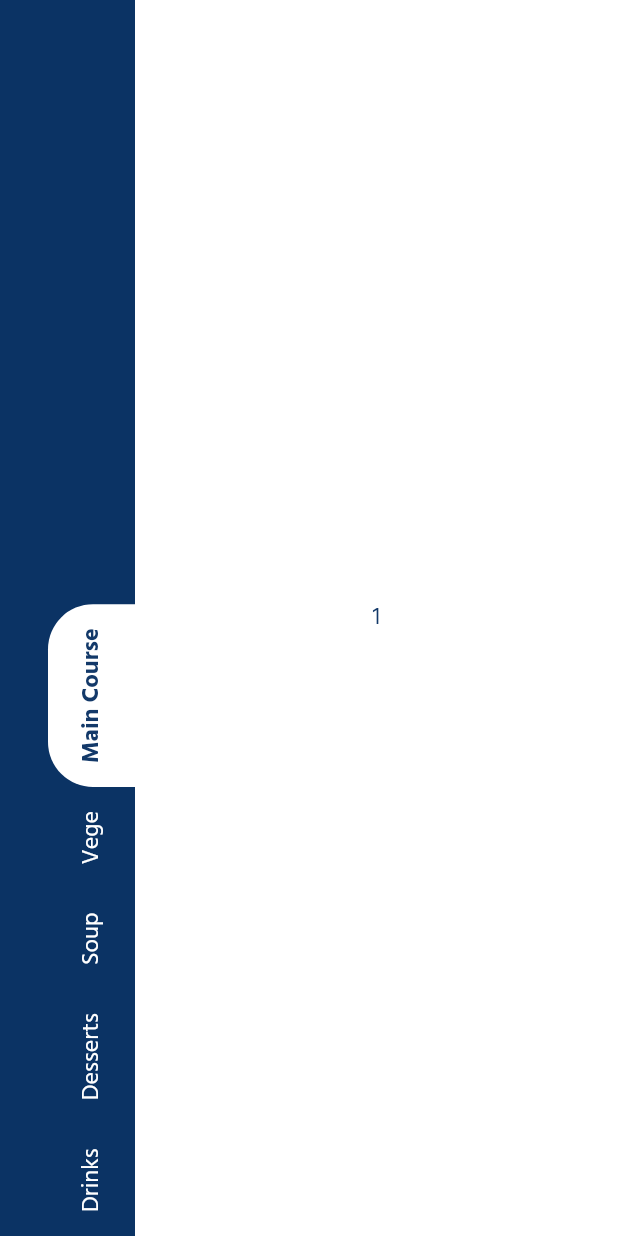
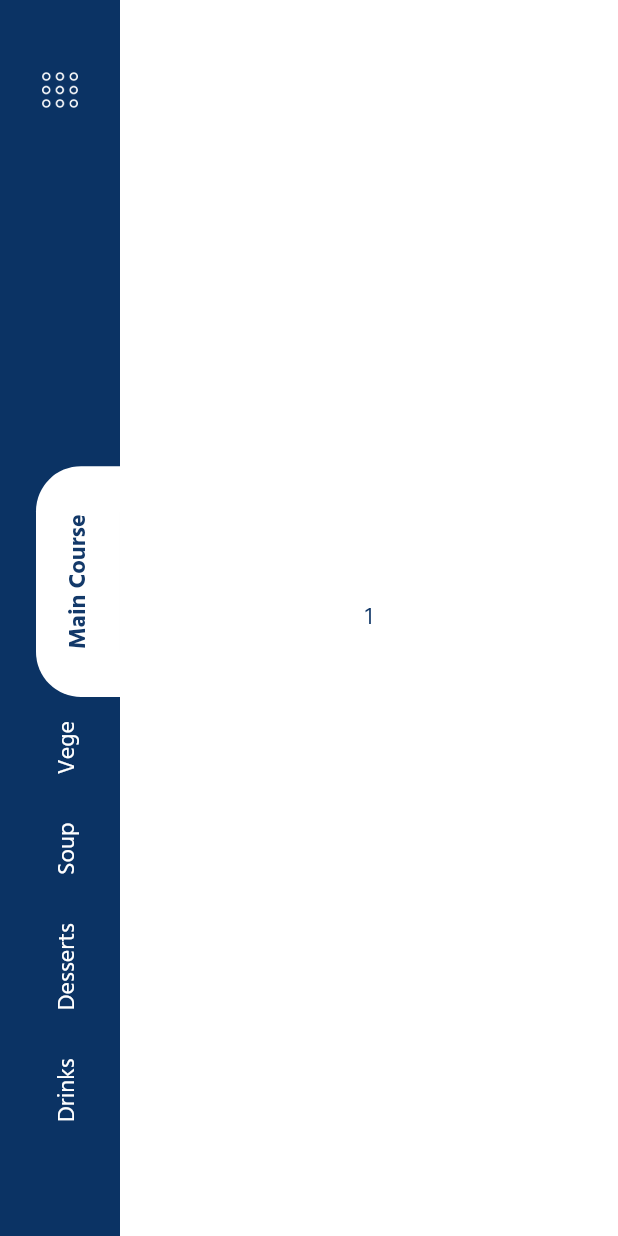
Before and after one commit to marinalvdgs/dapur_hangus_app, a Flutter app: the DHSideNavigationScaffold screen opened directly, on a phone screen of 412 x 824 dp. Run offline on Flutter 3.47's test engine with Material 2 defaults, Android fonts, the phone set to English and light mode, and no system bars.

Commit message:
add simple animation and correct ui

```diff
--- a/lib/ui/dh_navigation_button.dart
+++ /dev/null
@@ -1,50 +0,0 @@
-import 'package:dapur_hangus_app/theme.dart';
-import 'package:flutter/material.dart';
-
-class DHNavigationButton extends StatefulWidget {
-  final String title;
-  final bool isSelected;
-  final Function onTap;
-
-  DHNavigationButton(
-      {@required this.title, @required this.isSelected, @required this.onTap});
-
-  @override
-  _DHNavigationButtonState createState() => _DHNavigationButtonState();
-}
-
-class _DHNavigationButtonState extends State<DHNavigationButton> {
-  @override
-  Widget build(BuildContext context) {
-    return RotatedBox(
-      quarterTurns: -1,
-      child: SizedBox(
-        height: MediaQuery.of(context).size.height,
-        child: GestureDetector(
-          onTap: widget.onTap,
-          child: Container(
-            margin: EdgeInsets.only(top: defaultPadding * 2),
-            padding: EdgeInsets.all(defaultPadding),
-            decoration: BoxDecoration(
-              color: widget.isSelected
-                  ? Theme.of(context).scaffoldBackgroundColor
-                  : Colors.transparent,
-              borderRadius: BorderRadius.only(
-                topLeft: Radius.circular(30),
-                topRight: Radius.circular(30),
-              ),
-            ),
-            child: Text(
-              widget.title,
-              style: Theme.of(context).textTheme.bodyText2.copyWith(
-                  color: widget.isSelected
-                      ? null
-                      : Theme.of(context).scaffoldBackgroundColor,
-                  fontWeight: widget.isSelected ? FontWeight.w700 : null),
-            ),
-          ),
-        ),
-      ),
-    );
-  }
-}
--- /dev/null
+++ b/lib/ui/dh_navigation_item.dart
@@ -0,0 +1,58 @@
+import 'package:dapur_hangus_app/theme.dart';
+import 'package:flutter/material.dart';
+
+class DHNavigationItem extends StatefulWidget {
+  final String title;
+  final bool isSelected;
+  final Function onTap;
+
+  DHNavigationItem(
+      {@required this.title, @required this.isSelected, @required this.onTap});
+
+  @override
+  _DHNavigationItemState createState() => _DHNavigationItemState();
+}
+
+class _DHNavigationItemState extends State<DHNavigationItem> {
+  @override
+  Widget build(BuildContext context) {
+    return RotatedBox(
+      quarterTurns: -1,
+      child: SizedBox(
+        height: MediaQuery.of(context).size.height,
+        child: GestureDetector(
+          onTap: widget.onTap,
+          child: Container(
+            margin: EdgeInsets.only(top: defaultPadding * 1.5),
+            decoration: BoxDecoration(
+              color: widget.isSelected
+                  ? Theme.of(context).scaffoldBackgroundColor
+                  : Colors.transparent,
+              borderRadius: BorderRadius.only(
+                topLeft: Radius.circular(30),
+                topRight: Radius.circular(30),
+              ),
+            ),
+            child: AnimatedPadding(
+              duration: Duration(milliseconds: 300),
+              curve: Curves.fastOutSlowIn,
+              padding: widget.isSelected
+                  ? EdgeInsets.symmetric(
+                      vertical: defaultPadding, horizontal: defaultPadding * 2)
+                  : EdgeInsets.symmetric(
+                      vertical: defaultPadding / 2, horizontal: defaultPadding),
+              child: Text(
+                widget.title,
+                style: Theme.of(context).textTheme.bodyText2.copyWith(
+                    color: widget.isSelected
+                        ? null
+                        : Theme.of(context).scaffoldBackgroundColor,
+                    fontWeight: widget.isSelected ? FontWeight.w700 : null),
+              ),
+            ),
+          ),
+        ),
+      ),
+    );
+  }
+}
--- a/lib/ui/dh_side_navigation_bar.dart
+++ b/lib/ui/dh_side_navigation_bar.dart
@@ -1,4 +1,5 @@
-import 'package:dapur_hangus_app/ui/dh_navigation_button.dart';
+import 'package:dapur_hangus_app/theme.dart';
+import 'package:dapur_hangus_app/ui/dh_navigation_item.dart';
 import 'package:flutter/material.dart';
 
 class DHSideNavigationBar extends StatefulWidget {
@@ -24,19 +25,33 @@ class _DHSideNavigationBarState extends State<DHSideNavigationBar> {
   Widget build(BuildContext context) {
     return Container(
       color: Theme.of(context).primaryColor,
-      width: 90,
+      width: 80,
       height: MediaQuery.of(context).size.height,
       child: Column(
           crossAxisAlignment: CrossAxisAlignment.stretch,
           mainAxisAlignment: MainAxisAlignment.end,
-        children: widget.items
-            .map((e) => DHNavigationButton(
+          children: [
+            Padding(
+              padding: const EdgeInsets.only(top: defaultPadding * 3),
+              child: Image.asset(
+                'assets/setup-dots.png',
+                color: Theme.of(context).scaffoldBackgroundColor,
+                height: 24,
+              ),
+            ),
+            Expanded(child: Container()),
+            ...widget.items
+                .map((e) => DHNavigationItem(
                       title: e,
-                  isSelected: widget.currentIndex == widget.items.indexOf(e),
+                      isSelected:
+                          widget.currentIndex == widget.items.indexOf(e),
                       onTap: () => onItemTap(widget.items.indexOf(e)),
                     ))
                 .toList(),
-      ),
+            SizedBox(
+              height: 60,
+            )
+          ]),
     );
   }
 }
--- a/pubspec.yaml
+++ b/pubspec.yaml
@@ -45,7 +45,7 @@ flutter:
   uses-material-design: true
 
   assets:
-    - assets/dish.png
+    - assets/
 
   fonts:
     - family: Hind
```
Also changed, not shown: assets/setup-dots.png (added). Lines whose indentation alone changed are shown as unchanged.
